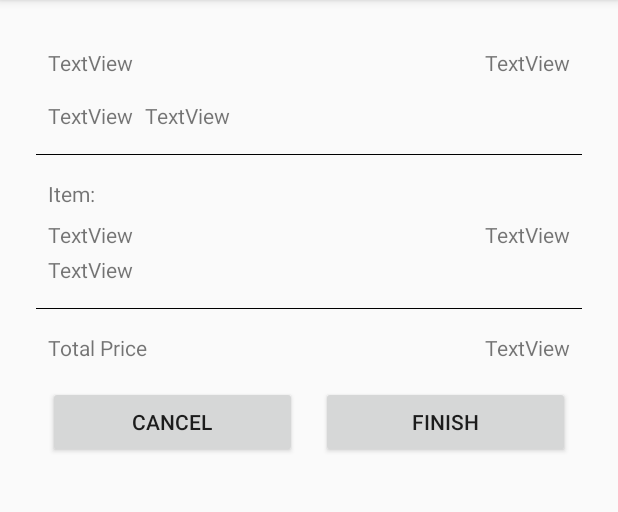
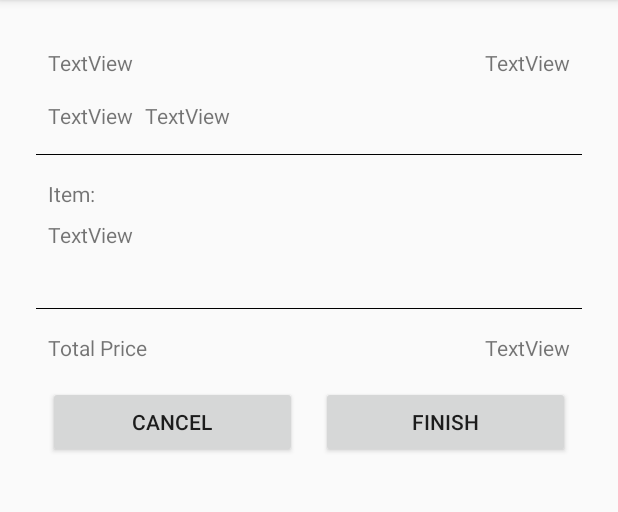
Before and after one commit to muhammadhaqyaunoora/JStore_Android, an Android app: the SelesaiPesananActivity screen opened directly, with no data from a screen before it, after a tap on "CANCEL", on a phone screen of 412 x 824 dp, the part 84-596 px from its top. Run offline under Robolectric (Android 15) with nearby library versions, the phone set to English and light mode, and no system bars; our stand-ins replace Volley; network calls fail.

Commit message:
Final Product

```diff
--- a/JStore_Android_Haqy/app/src/main/java/com/example/jstore_android_haqy/BuatPesananActivity.java
+++ b/JStore_Android_Haqy/app/src/main/java/com/example/jstore_android_haqy/BuatPesananActivity.java
@@ -154,11 +154,11 @@ public class BuatPesananActivity extends AppCompatActivity {
                     }
                 };
                 if(selected.equals("Pay Now")){
-                    request = new BuatPesananRequest(String.valueOf(itemId), String.valueOf(currentUserId), "http://192.168.0.100:8080/createinvoicepaid", responseListener);
+                    request = new BuatPesananRequest(String.valueOf(itemId), String.valueOf(currentUserId), "http://192.168.43.229:8080/createinvoicepaid", responseListener);
                 }else if(selected.equals("Pay Later")){
-                    request = new BuatPesananRequest(String.valueOf(itemId), String.valueOf(currentUserId), "http://192.168.0.100:8080/createinvoiceunpaid", responseListener);
+                    request = new BuatPesananRequest(String.valueOf(itemId), String.valueOf(currentUserId), "http://192.168.43.229:8080/createinvoiceunpaid", responseListener);
                 }else if(selected.equals("Installment")){
-                    request = new BuatPesananRequest(String.valueOf(itemId), period, String.valueOf(currentUserId), "http://192.168.0.100:8080/createinvoiceinstallment", responseListener);
+                    request = new BuatPesananRequest(String.valueOf(itemId), period, String.valueOf(currentUserId), "http://192.168.43.229:8080/createinvoiceinstallment", responseListener);
                 }
                 RequestQueue queue = Volley.newRequestQueue(BuatPesananActivity.this);
                 queue.add(request);
--- a/JStore_Android_Haqy/app/src/main/java/com/example/jstore_android_haqy/InvoiceFetchRequest.java
+++ b/JStore_Android_Haqy/app/src/main/java/com/example/jstore_android_haqy/InvoiceFetchRequest.java
@@ -4,7 +4,7 @@ import com.android.volley.Response;
 import com.android.volley.toolbox.StringRequest;
 
 public class InvoiceFetchRequest extends StringRequest {
-    private static final String INVO_URL = "http://192.168.0.100:8080/invoice";
+    private static final String INVO_URL = "http://192.168.43.229:8080/invoice";
     public InvoiceFetchRequest(int id, Response.Listener<String> listener){
         super(Method.GET, INVO_URL+"/"+id, listener, null);
     }
--- a/JStore_Android_Haqy/app/src/main/java/com/example/jstore_android_haqy/ItemFetchRequest.java
+++ b/JStore_Android_Haqy/app/src/main/java/com/example/jstore_android_haqy/ItemFetchRequest.java
@@ -4,7 +4,7 @@ import com.android.volley.Response;
 import com.android.volley.toolbox.StringRequest;
 
 public class ItemFetchRequest extends StringRequest {
-    private static final String ITEM_URL = "http://192.168.0.100:8080/items";
+    private static final String ITEM_URL = "http://192.168.43.229:8080/items";
     public ItemFetchRequest(int id, Response.Listener<String> listener){
         super(Method.GET, ITEM_URL+"/"+id, listener, null);
     }
--- a/JStore_Android_Haqy/app/src/main/java/com/example/jstore_android_haqy/LoginRequest.java
+++ b/JStore_Android_Haqy/app/src/main/java/com/example/jstore_android_haqy/LoginRequest.java
@@ -7,7 +7,7 @@ import java.util.HashMap;
 import java.util.Map;
 
 public class LoginRequest extends StringRequest {
-    private static final String Regis_URL = "http://192.168.0.100:8080/logincust";
+    private static final String Regis_URL = "http://192.168.43.229:8080/logincust";
     private Map<String, String> params;
 
     public LoginRequest(String email, String password, Response.Listener<String> listener) {
--- a/JStore_Android_Haqy/app/src/main/java/com/example/jstore_android_haqy/MenuRequest.java
+++ b/JStore_Android_Haqy/app/src/main/java/com/example/jstore_android_haqy/MenuRequest.java
@@ -7,7 +7,7 @@ import java.util.HashMap;
 import java.util.Map;
 
 public class MenuRequest extends StringRequest {
-    private static final String Menu_URL = "http://192.168.0.100:8080/items";
+    private static final String Menu_URL = "http://192.168.43.229:8080/items";
 
     public MenuRequest(Response.Listener<String> listener) {
         super(Method.GET, Menu_URL, listener, null);
--- a/JStore_Android_Haqy/app/src/main/java/com/example/jstore_android_haqy/PesananBatalRequest.java
+++ b/JStore_Android_Haqy/app/src/main/java/com/example/jstore_android_haqy/PesananBatalRequest.java
@@ -8,13 +8,13 @@ import java.util.HashMap;
 import java.util.Map;
 
 public class PesananBatalRequest extends StringRequest {
-    private static final String CANCEL_URL = "http://192.168.0.100:8080/canceltransaction";
+    private static final String CANCEL_URL = "http://192.168.43.229:8080/canceltransaction";
     private Map<String, String> params;
 
     public PesananBatalRequest(String id, Response.Listener<String> listener) {
         super(Method.POST, CANCEL_URL, listener, null);
         params = new HashMap<>();
-        params.put("id",id);
+        params.put("idinvoice",id);
     }
 
     protected Map<String, String> getParams() throws AuthFailureError {
--- a/JStore_Android_Haqy/app/src/main/java/com/example/jstore_android_haqy/PesananFetchRequest.java
+++ b/JStore_Android_Haqy/app/src/main/java/com/example/jstore_android_haqy/PesananFetchRequest.java
@@ -1,11 +1,14 @@
 package com.example.jstore_android_haqy;
+
+import android.util.Log;
 
 import com.android.volley.Response;
 import com.android.volley.toolbox.StringRequest;
 
 public class PesananFetchRequest extends StringRequest {
-    private static final String FETCH_URL = "http://192.168.0.100:8080/invoicecustomer";
+    private static final String FETCH_URL = "http://192.168.43.229:8080/invoicecustomer";
     public PesananFetchRequest(int id, Response.Listener<String> listener) {
         super(Method.GET, FETCH_URL.concat("/"+id), listener, null);
+        Log.d("url", "PesananFetchRequest: "+ FETCH_URL.concat("/"+id));
     }
 }
--- a/JStore_Android_Haqy/app/src/main/java/com/example/jstore_android_haqy/PesananSelesaiRequest.java
+++ b/JStore_Android_Haqy/app/src/main/java/com/example/jstore_android_haqy/PesananSelesaiRequest.java
@@ -8,13 +8,13 @@ import java.util.HashMap;
 import java.util.Map;
 
 public class PesananSelesaiRequest extends StringRequest {
-    private static final String FINISH_URL = "http://192.168.0.100:8080/finishtransaction";
+    private static final String FINISH_URL = "http://192.168.43.229:8080/finishtransaction";
     private Map<String, String> params;
 
     public PesananSelesaiRequest(String id, Response.Listener<String> listener) {
         super(Method.POST, FINISH_URL, listener, null);
         params = new HashMap<>();
-        params.put("id",id);
+        params.put("idinvoice",id);
     }
 
     @Override
--- a/JStore_Android_Haqy/app/src/main/java/com/example/jstore_android_haqy/RegisterRequest.java
+++ b/JStore_Android_Haqy/app/src/main/java/com/example/jstore_android_haqy/RegisterRequest.java
@@ -8,7 +8,7 @@ import java.util.HashMap;
 import java.util.Map;
 
 public class RegisterRequest extends StringRequest {
-    private static final String Regis_URL = "http://192.168.0.100:8080/newcustomer";
+    private static final String Regis_URL = "http://192.168.43.229:8080/newcustomer";
     private Map<String, String> params;
 
     public RegisterRequest(String name, String username, String email, String password, Response.Listener<String> listener) {
--- a/JStore_Android_Haqy/app/src/main/java/com/example/jstore_android_haqy/SelesaiPesananActivity.java
+++ b/JStore_Android_Haqy/app/src/main/java/com/example/jstore_android_haqy/SelesaiPesananActivity.java
@@ -110,7 +110,7 @@ public class SelesaiPesananActivity extends AppCompatActivity {
                 try {
                     JSONObject jsonObject = new JSONObject(response);
                     Log.d("jsonobject", "onResponse: " + jsonObject);
-                    if (jsonObject == null || jsonObject.getString("active").equals("false")) {
+                    if (jsonObject == null || jsonObject.getString("isActive").equals("false")) {
                         btnCancel.setEnabled(false);
                         btnFinish.setEnabled(false);
 
@@ -120,7 +120,7 @@ public class SelesaiPesananActivity extends AppCompatActivity {
 
                         String invoiceType = jsonObject.getString("invoiceType");
                         String invoiceStatus = jsonObject.getString("invoiceStatus");
-                        Integer totalPrice = jsonObject.getInt("totalprice");
+                        Integer totalPrice = jsonObject.getInt("totalPrice");
                         switch (invoiceStatus) {
                             case "Unpaid":
                                 String dueDate = jsonObject.getString("dueDate");
--- a/JStore_Android_Haqy/app/src/main/res/layout/activity_selesai_pesanan.xml
+++ b/JStore_Android_Haqy/app/src/main/res/layout/activity_selesai_pesanan.xml
@@ -110,28 +110,12 @@
         android:layout_marginTop="4dp"
         android:layout_marginEnd="8dp"
         android:layout_marginBottom="8dp"
-        android:text="TextView"
+        android:text=""
         app:layout_constraintBottom_toBottomOf="parent"
         app:layout_constraintEnd_toEndOf="parent"
         app:layout_constraintHorizontal_bias="0.0"
         app:layout_constraintStart_toStartOf="parent"
         app:layout_constraintTop_toBottomOf="@+id/tvItem"
-        app:layout_constraintVertical_bias="0.0" />
-
-    <TextView
-        android:id="@+id/tvPrice"
-        android:layout_width="wrap_content"
-        android:layout_height="wrap_content"
-        android:layout_marginStart="8dp"
-        android:layout_marginTop="8dp"
-        android:layout_marginEnd="32dp"
-        android:layout_marginBottom="8dp"
-        android:text="TextView"
-        app:layout_constraintBottom_toBottomOf="parent"
-        app:layout_constraintEnd_toEndOf="parent"
-        app:layout_constraintHorizontal_bias="1.0"
-        app:layout_constraintStart_toEndOf="@+id/tvItem"
-        app:layout_constraintTop_toBottomOf="@+id/textView3"
         app:layout_constraintVertical_bias="0.0" />
 
     <View
```
